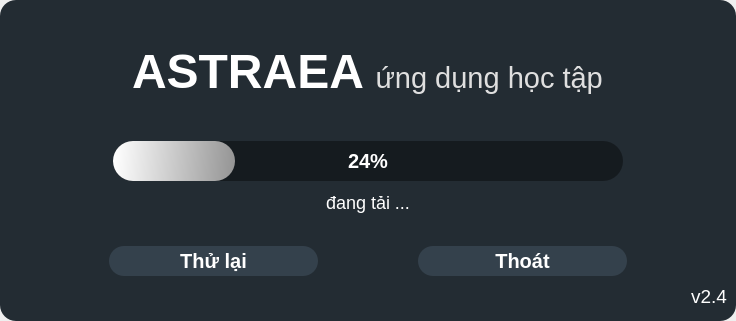
First picture: the form in UI_Files/Loading_Screen.ui, repository hoangm960/Astraea, before the edit.
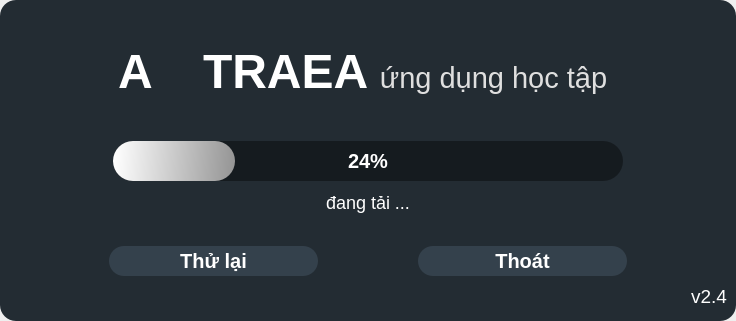
Second picture: the form after the edit. Icons and pictures are not drawn.

Patch:
```diff
--- a/UI_Files/Loading_Screen.ui
+++ b/UI_Files/Loading_Screen.ui
@@ -61,33 +61,179 @@
          </property>
         </spacer>
        </item>
-       <item alignment="Qt::AlignHCenter">
-        <widget class="QLabel" name="Slogan_Pylearn">
-         <property name="enabled">
-          <bool>false</bool>
-         </property>
+       <item>
+        <widget class="QFrame" name="frame_2">
          <property name="minimumSize">
           <size>
            <width>470</width>
            <height>80</height>
           </size>
          </property>
-         <property name="maximumSize">
-          <size>
-           <width>16777215</width>
-           <height>16777215</height>
-          </size>
+         <property name="frameShape">
+          <enum>QFrame::StyledPanel</enum>
          </property>
-         <property name="styleSheet">
-          <string notr="true">QLabel {
+         <property name="frameShadow">
+          <enum>QFrame::Raised</enum>
+         </property>
+         <layout class="QHBoxLayout" name="horizontalLayout_2">
+          <property name="spacing">
+           <number>0</number>
+          </property>
+          <property name="leftMargin">
+           <number>0</number>
+          </property>
+          <property name="topMargin">
+           <number>0</number>
+          </property>
+          <property name="rightMargin">
+           <number>0</number>
+          </property>
+          <property name="bottomMargin">
+           <number>0</number>
+          </property>
+          <item>
+           <spacer name="horizontalSpacer">
+            <property name="orientation">
+             <enum>Qt::Horizontal</enum>
+            </property>
+            <property name="sizeHint" stdset="0">
+             <size>
+              <width>40</width>
+              <height>20</height>
+             </size>
+            </property>
+           </spacer>
+          </item>
+          <item>
+           <widget class="QFrame" name="frame_4">
+            <property name="minimumSize">
+             <size>
+              <width>500</width>
+              <height>0</height>
+             </size>
+            </property>
+            <property name="frameShape">
+             <enum>QFrame::StyledPanel</enum>
+            </property>
+            <property name="frameShadow">
+             <enum>QFrame::Raised</enum>
+            </property>
+            <layout class="QHBoxLayout" name="horizontalLayout_3">
+             <property name="spacing">
+              <number>0</number>
+             </property>
+             <property name="leftMargin">
+              <number>0</number>
+             </property>
+             <property name="topMargin">
+              <number>0</number>
+             </property>
+             <property name="rightMargin">
+              <number>0</number>
+             </property>
+             <property name="bottomMargin">
+              <number>0</number>
+             </property>
+             <item>
+              <widget class="QLabel" name="Slogan_Pylearn_2">
+               <property name="enabled">
+                <bool>false</bool>
+               </property>
+               <property name="minimumSize">
+                <size>
+                 <width>35</width>
+                 <height>80</height>
+                </size>
+               </property>
+               <property name="maximumSize">
+                <size>
+                 <width>35</width>
+                 <height>16777215</height>
+                </size>
+               </property>
+               <property name="styleSheet">
+                <string notr="true">QLabel {
 background: none;
 color:  rgb(255, 255, 255);
 font: bold;
 }</string>
-         </property>
-         <property name="text">
-          <string>&lt;html&gt;&lt;head/&gt;&lt;body&gt;&lt;p&gt;&lt;span style=&quot; font-size:36pt; color:#ffffff;&quot;&gt;ASTRAEA &lt;/span&gt;&lt;span style=&quot; font-size:22pt; font-weight:400; color:#dfdfdf;&quot;&gt;ứng dụng học tập&lt;/span&gt;&lt;/p&gt;&lt;/body&gt;&lt;/html&gt;</string>
-         </property>
+               </property>
+               <property name="text">
+                <string>&lt;html&gt;&lt;head/&gt;&lt;body&gt;&lt;p&gt;&lt;span style=&quot; font-size:36pt; color:#ffffff;&quot;&gt;A&lt;/span&gt;&lt;/p&gt;&lt;/body&gt;&lt;/html&gt;</string>
+               </property>
+              </widget>
+             </item>
+             <item>
+              <widget class="QFrame" name="frame_3">
+               <property name="minimumSize">
+                <size>
+                 <width>50</width>
+                 <height>0</height>
+                </size>
+               </property>
+               <property name="maximumSize">
+                <size>
+                 <width>50</width>
+                 <height>16777215</height>
+                </size>
+               </property>
+               <property name="styleSheet">
+                <string notr="true">image: url(:/images/icons/nogo-01.png); </string>
+               </property>
+               <property name="frameShape">
+                <enum>QFrame::StyledPanel</enum>
+               </property>
+               <property name="frameShadow">
+                <enum>QFrame::Raised</enum>
+               </property>
+              </widget>
+             </item>
+             <item>
+              <widget class="QLabel" name="Slogan_Pylearn">
+               <property name="enabled">
+                <bool>false</bool>
+               </property>
+               <property name="minimumSize">
+                <size>
+                 <width>400</width>
+                 <height>80</height>
+                </size>
+               </property>
+               <property name="maximumSize">
+                <size>
+                 <width>16777215</width>
+                 <height>16777215</height>
+                </size>
+               </property>
+               <property name="styleSheet">
+                <string notr="true">QLabel {
+background: none;
+color:  rgb(255, 255, 255);
+font: bold;
+}</string>
+               </property>
+               <property name="text">
+                <string>&lt;html&gt;&lt;head/&gt;&lt;body&gt;&lt;p&gt;&lt;span style=&quot; font-size:36pt; color:#ffffff;&quot;&gt;TRAEA &lt;/span&gt;&lt;span style=&quot; font-size:22pt; font-weight:400; color:#dfdfdf;&quot;&gt;ứng dụng học tập&lt;/span&gt;&lt;/p&gt;&lt;/body&gt;&lt;/html&gt;</string>
+               </property>
+              </widget>
+             </item>
+            </layout>
+           </widget>
+          </item>
+          <item>
+           <spacer name="horizontalSpacer_2">
+            <property name="orientation">
+             <enum>Qt::Horizontal</enum>
+            </property>
+            <property name="sizeHint" stdset="0">
+             <size>
+              <width>40</width>
+              <height>20</height>
+             </size>
+            </property>
+           </spacer>
+          </item>
+         </layout>
         </widget>
        </item>
        <item>
```
Left out of the diff: 4 changed lines with no effect on the pictures.
